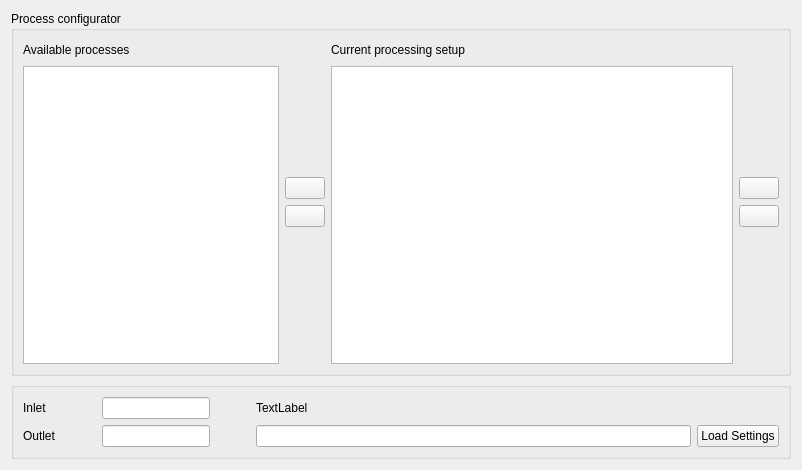
Qt form src/CellSorter/gui/configurator.ui (mortbopet/RTOC) before a commit.
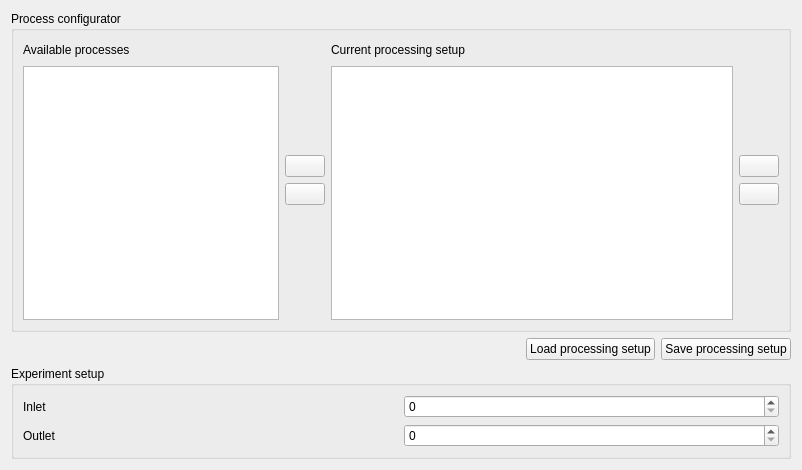
The same form after that commit.

Commit message: Add save/load of process configuration setup

```diff
--- a/src/CellSorter/gui/configurator.ui
+++ b/src/CellSorter/gui/configurator.ui
@@ -196,53 +196,7 @@
       </widget>
      </item>
      <item>
-      <widget class="QGroupBox" name="horizontalGroupBox">
-       <layout class="QHBoxLayout" name="settings1" stretch="0,0,1">
-        <item>
-         <layout class="QHBoxLayout" name="horizontalLayout_6" stretch="0,0,1">
-          <item>
-           <layout class="QVBoxLayout" name="verticalLayout_7">
-            <item>
-             <widget class="QLabel" name="label_5">
-              <property name="text">
-               <string>Inlet</string>
-              </property>
-             </widget>
-            </item>
-            <item>
-             <widget class="QLabel" name="label_4">
-              <property name="text">
-               <string>Outlet</string>
-              </property>
-             </widget>
-            </item>
-           </layout>
-          </item>
-          <item>
-           <spacer name="horizontalSpacer_4">
-            <property name="orientation">
-             <enum>Qt::Horizontal</enum>
-            </property>
-            <property name="sizeHint" stdset="0">
-             <size>
-              <width>40</width>
-              <height>20</height>
-             </size>
-            </property>
-           </spacer>
-          </item>
-          <item>
-           <layout class="QVBoxLayout" name="verticalLayout_8">
-            <item>
-             <widget class="QLineEdit" name="lineEdit_2"/>
-            </item>
-            <item>
-             <widget class="QLineEdit" name="lineEdit_3"/>
-            </item>
-           </layout>
-          </item>
-         </layout>
-        </item>
+      <layout class="QHBoxLayout" name="horizontalLayout_13">
         <item>
          <spacer name="horizontalSpacer_3">
           <property name="orientation">
@@ -257,25 +211,54 @@
          </spacer>
         </item>
         <item>
+        <widget class="QPushButton" name="load">
+         <property name="text">
+          <string>Load processing setup</string>
+         </property>
+        </widget>
+       </item>
+       <item>
+        <widget class="QPushButton" name="store">
+         <property name="text">
+          <string>Save processing setup</string>
+         </property>
+        </widget>
+       </item>
+      </layout>
+     </item>
+     <item>
+      <widget class="QGroupBox" name="groupBox_2">
+       <property name="title">
+        <string>Experiment setup</string>
+       </property>
+       <layout class="QGridLayout" name="gridLayout_2">
+        <item row="0" column="0">
          <layout class="QVBoxLayout" name="verticalLayout_6">
           <item>
+           <layout class="QHBoxLayout" name="horizontalLayout_10">
+            <item>
+             <widget class="QLabel" name="label_4">
+              <property name="text">
+               <string>Inlet</string>
+              </property>
+             </widget>
+            </item>
+            <item>
+             <widget class="QSpinBox" name="spinBox"/>
+            </item>
+           </layout>
+          </item>
+          <item>
+           <layout class="QHBoxLayout" name="horizontalLayout_11">
+            <item>
            <widget class="QLabel" name="label_3">
             <property name="text">
-             <string>TextLabel</string>
+               <string>Outlet</string>
             </property>
            </widget>
           </item>
           <item>
-           <layout class="QHBoxLayout" name="horizontalLayout">
-            <item>
-             <widget class="QLineEdit" name="lineEdit"/>
-            </item>
-            <item>
-             <widget class="QPushButton" name="pushButton">
-              <property name="text">
-               <string>Load Settings</string>
-              </property>
-             </widget>
+             <widget class="QSpinBox" name="spinBox_2"/>
             </item>
            </layout>
           </item>
```
Lines whose indentation alone changed are shown as unchanged. The commit also changes 9 other files.
